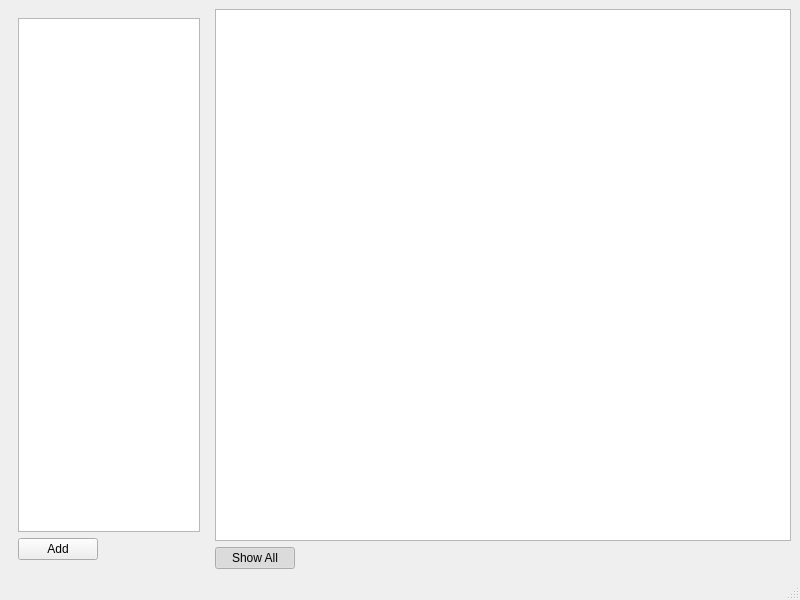
This is mainwindow.ui in eloranta/VibeFood as Qt 5 draws it before an edit. The edited form follows.
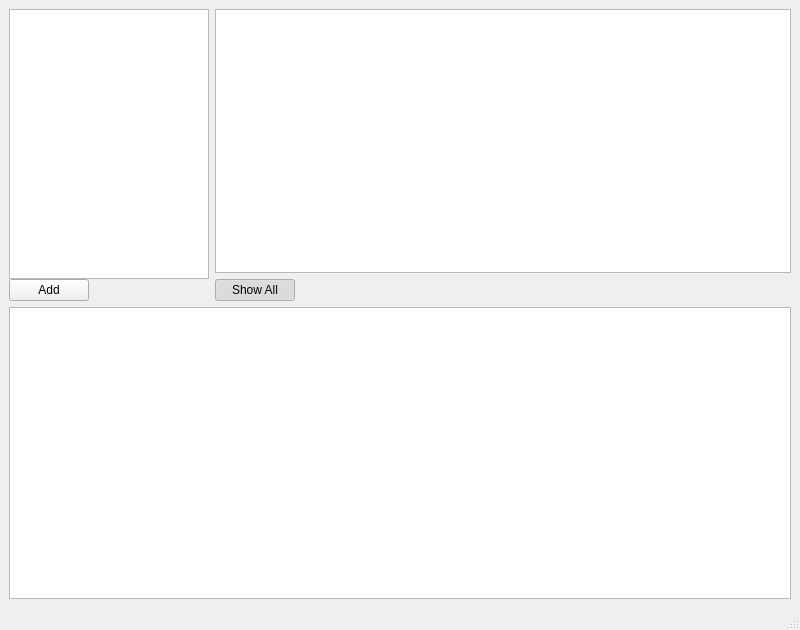
This is the edited form.

Commit message: add recipe text edit

What changed in the file:
```diff
--- a/mainwindow.ui
+++ b/mainwindow.ui
@@ -7,19 +7,18 @@
     <x>0</x>
     <y>0</y>
     <width>800</width>
-    <height>600</height>
+    <height>630</height>
    </rect>
   </property>
   <property name="windowTitle">
    <string>VibeFood</string>
   </property>
   <widget class="QWidget" name="centralwidget">
-   <layout class="QHBoxLayout" name="horizontalLayout_7">
+   <layout class="QGridLayout" name="gridLayout">
+    <item row="0" column="0">
+     <layout class="QHBoxLayout" name="horizontalLayout_2">
     <item>
-     <layout class="QHBoxLayout" name="horizontalLayout_6">
-      <!-- LEFT PANE WRAPPED IN WIDGET WITH FIXED WIDTH -->
-      <item>
-       <widget class="QWidget" name="leftPane">
+       <widget class="QWidget" name="widget" native="true">
         <property name="minimumSize">
          <size>
           <width>200</width>
@@ -32,7 +31,24 @@
           <height>16777215</height>
          </size>
         </property>
-        <layout class="QVBoxLayout" name="verticalLayout_2">
+        <layout class="QGridLayout" name="gridLayout_2">
+         <property name="leftMargin">
+          <number>0</number>
+         </property>
+         <property name="topMargin">
+          <number>0</number>
+         </property>
+         <property name="rightMargin">
+          <number>0</number>
+         </property>
+         <property name="bottomMargin">
+          <number>0</number>
+         </property>
+         <property name="spacing">
+          <number>0</number>
+         </property>
+         <item row="0" column="0">
+          <layout class="QVBoxLayout" name="verticalLayout">
          <item>
           <widget class="QTableView" name="foodView">
            <attribute name="horizontalHeaderStretchLastSection">
@@ -68,11 +84,12 @@
           </layout>
          </item>
         </layout>
+         </item>
+        </layout>
        </widget>
       </item>
-      <!-- RIGHT PANE UNCHANGED -->
       <item>
-       <layout class="QVBoxLayout" name="verticalLayout">
+       <layout class="QVBoxLayout" name="verticalLayout_2">
         <item>
          <widget class="QTableView" name="ingredientView">
           <attribute name="horizontalHeaderStretchLastSection">
@@ -117,6 +134,9 @@
       </item>
      </layout>
     </item>
+    <item row="1" column="0">
+     <widget class="QTextEdit" name="textEdit"/>
+    </item>
    </layout>
   </widget>
   <widget class="QMenuBar" name="menubar">
```
Lines whose indentation alone changed are shown as unchanged. The commit also changes 2 other files.
